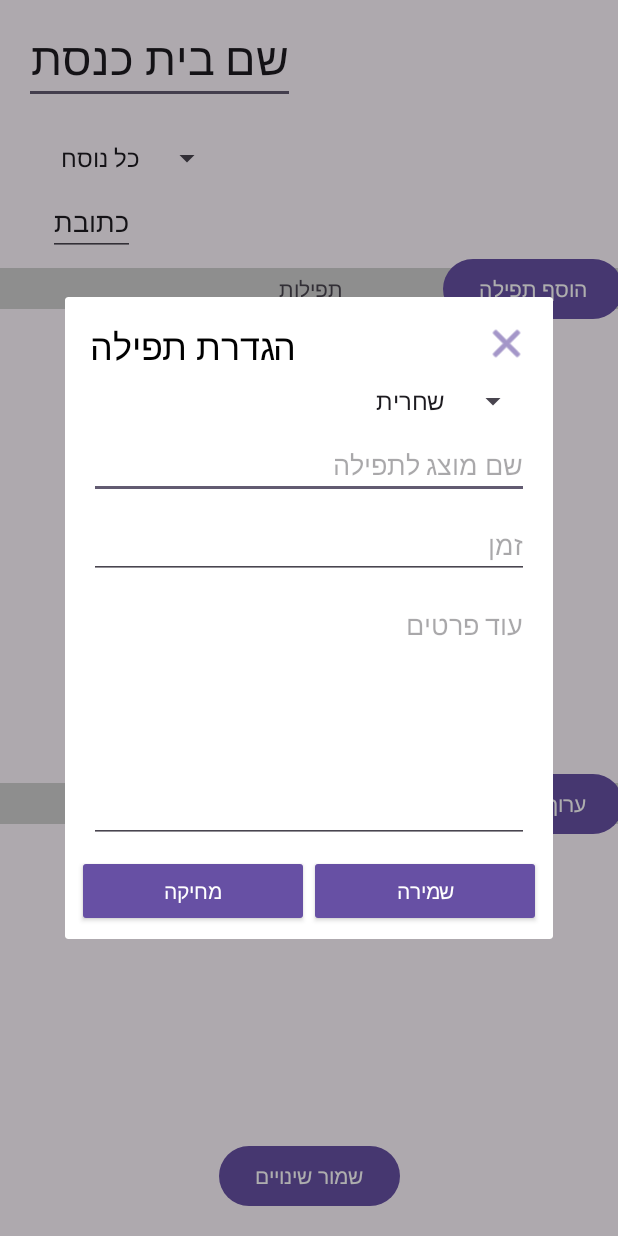
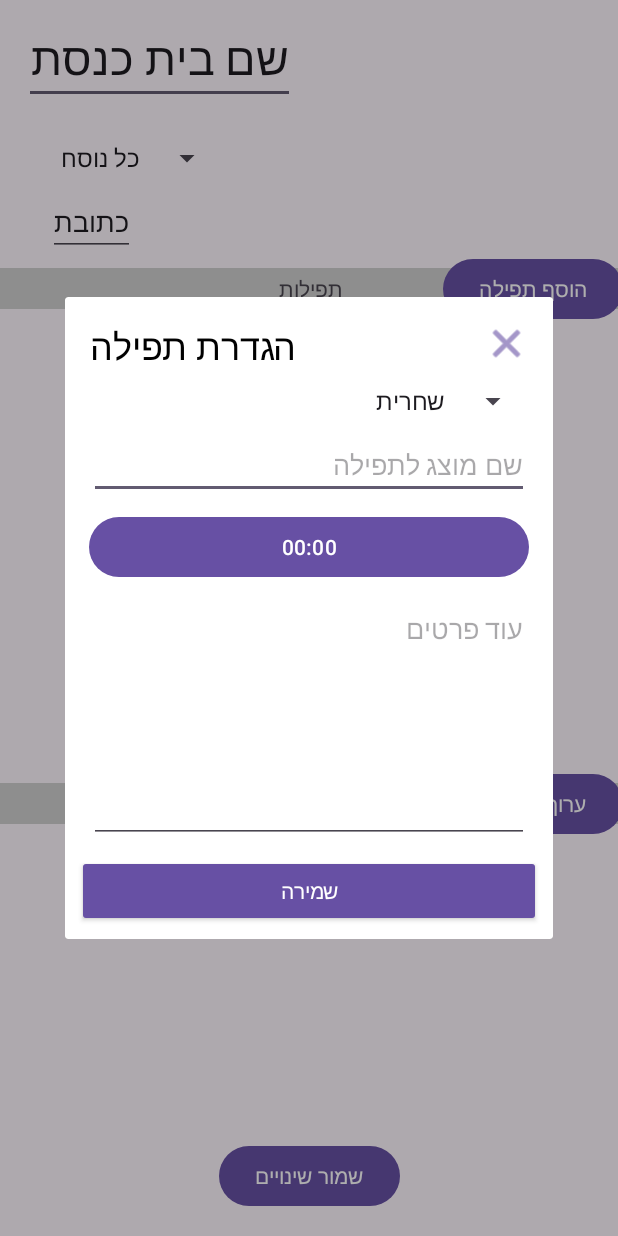
Before and after one commit to eytan1998/Minyan, an Android app: the EditSynagogeActivity screen opened directly, with no data from a screen before it, after a tap on "הוסף תפילה", on a phone screen of 412 x 824 dp. Run offline under Robolectric (Android 15) with nearby library versions, the phone set to English and light mode, and no system bars; our stand-ins replace Firebase (no records; nobody signed in at launch, a user with empty details on screens opened directly); 3 statements that could not run were skipped.

Commit message:
connect the pray time to time picker

```diff
--- a/app/src/main/java/com/example/minyan/Activity/EditSynagogeActivity.java
+++ b/app/src/main/java/com/example/minyan/Activity/EditSynagogeActivity.java
@@ -4,12 +4,14 @@ import static com.google.android.material.internal.ContextUtils.getActivity;
 
 import androidx.annotation.NonNull;
 import androidx.appcompat.app.AppCompatActivity;
+import androidx.fragment.app.DialogFragment;
 import androidx.recyclerview.widget.DividerItemDecoration;
 import androidx.recyclerview.widget.ItemTouchHelper;
 import androidx.recyclerview.widget.RecyclerView;
 
 import android.app.Activity;
 import android.app.Dialog;
+import android.app.TimePickerDialog;
 import android.os.Bundle;
 import android.view.LayoutInflater;
 import android.view.View;
@@ -21,6 +23,7 @@ import android.widget.EditText;
 import android.widget.ImageView;
 import android.widget.Spinner;
 import android.widget.TextView;
+import android.widget.TimePicker;
 import android.widget.Toast;
 
 import com.example.minyan.Objects.Pray;
@@ -35,6 +38,7 @@ import com.google.firebase.firestore.QueryDocumentSnapshot;
 import com.google.firebase.firestore.QuerySnapshot;
 
 import java.util.ArrayList;
+import java.util.Calendar;
 import java.util.List;
 
 public class EditSynagogeActivity extends AppCompatActivity {
@@ -43,7 +47,7 @@ public class EditSynagogeActivity extends AppCompatActivity {
     Pray currentPray = null;
     RecyclerView recyclerView;
     RecyclerAdapterPray recyclerAdapter;
-    private List<Pray> prays = new ArrayList<>();
+    private final List<Pray> prays = new ArrayList<>();
 
     @Override
     protected void onCreate(Bundle savedInstanceState) {
@@ -67,7 +71,6 @@ public class EditSynagogeActivity extends AppCompatActivity {
         spinnerEditSynagogeNosah.setAdapter(adapter);
 
 
-
         String s_id = getIntent().getStringExtra(Synagoge.SYNAGOGE);
 
         FirebaseFirestore db = FirebaseFirestore.getInstance();
@@ -79,7 +82,6 @@ public class EditSynagogeActivity extends AppCompatActivity {
                 EditTextEditSynagogeName.setText(currentSynagoge.getName());
                 spinnerEditSynagogeNosah.setSelection(currentSynagoge.getNosah().getIntValue());
 //            todo    EditTextEditSynagogeAdress.setText(currentSynagoge.getAddress().toString());
-                //todo recyclerView
                 //get all prays_id
                 db.collection(PrayInSynagoge.PRAY_IN_SYNAGOGE).whereEqualTo("s_id", currentSynagoge.getS_id())
                         .get().addOnCompleteListener(getS_idTask -> {
@@ -161,22 +163,23 @@ public class EditSynagogeActivity extends AppCompatActivity {
             setContentView(R.layout.dialog_edit_pray);
 
             Button buttonEditPraySave = findViewById(R.id.buttonEditPraySave);
-            Button buttonEditPrayDelete = findViewById(R.id.buttonEditPrayDelete);
             Button buttonEditPrayExit = findViewById(R.id.buttonEditPrayExit);
 
             Spinner spinnerEditPrayChooseKind = findViewById(R.id.spinnerEditPrayChooseKind);
             EditText editTextEditPrayName = findViewById(R.id.editTextEditPrayName);
-            EditText editTextEditPrayTime = findViewById(R.id.editTextEditPrayTime);
+            Button buttonEditPrayTime = findViewById(R.id.buttonEditPrayTime);
             EditText editTextEditPrayMoreInfo = findViewById(R.id.editTextEditPrayMoreInfo);
 
             ArrayAdapter<Kind> adapter = new ArrayAdapter<>(EditSynagogeActivity.this, android.R.layout.simple_spinner_item, Kind.values());
             adapter.setDropDownViewResource(android.R.layout.simple_spinner_dropdown_item);
             spinnerEditPrayChooseKind.setAdapter(adapter);
 
+
             if (currentPray != null) {
                 editTextEditPrayName.setText(currentPray.getName());
                 editTextEditPrayMoreInfo.setText(currentPray.getMoreDetail());
                 spinnerEditPrayChooseKind.setSelection(currentPray.getKind().getIntValue());
+                buttonEditPrayTime.setText(currentPray.getTime());
             }
 
 
@@ -187,6 +190,7 @@ public class EditSynagogeActivity extends AppCompatActivity {
                     currentPray.setName(editTextEditPrayName.getText().toString());
                     currentPray.setMoreDetail(editTextEditPrayMoreInfo.getText().toString());
                     currentPray.setKind(((Kind) spinnerEditPrayChooseKind.getSelectedItem()));
+                    currentPray.setTime(buttonEditPrayTime.getText().toString());
 
                     prays.add(currentPray);
                     currentSynagoge.updatePray(currentPray);
@@ -194,7 +198,11 @@ public class EditSynagogeActivity extends AppCompatActivity {
                     recyclerAdapter.notifyDataSetChanged();
 
                 } else {
-                    Pray p = new Pray(editTextEditPrayName.getText().toString(), editTextEditPrayMoreInfo.getText().toString(),((Kind) spinnerEditPrayChooseKind.getSelectedItem()));
+                    Pray p = new Pray(editTextEditPrayName.getText().toString()
+                            , editTextEditPrayMoreInfo.getText().toString()
+                            , ((Kind) spinnerEditPrayChooseKind.getSelectedItem())
+                            , buttonEditPrayTime.getText().toString());
+
                     currentSynagoge.addPray(p);
                     prays.add(p);
                     recyclerAdapter.notifyItemInserted(recyclerAdapter.getItemCount());
@@ -208,12 +216,16 @@ public class EditSynagogeActivity extends AppCompatActivity {
 
 
             });
-            buttonEditPrayDelete.setOnClickListener(v -> {
+            buttonEditPrayTime.setOnClickListener(v -> {
+                TimePickerDialog timePickerDialog = new TimePickerDialog(EditSynagogeActivity.this, (view, hourOfDay, minute) -> buttonEditPrayTime.setText(String.format("%02d:%02d", hourOfDay, minute)),
+                       Integer.parseInt(buttonEditPrayTime.getText().toString().split(":")[0]),
+                       Integer.parseInt(buttonEditPrayTime.getText().toString().split(":")[1]),
 
-                Toast.makeText(getContext(), "תפילה נמחקה", Toast.LENGTH_SHORT).show();
-                dismiss();
+                        true);
+                timePickerDialog.show();
 
             });
+
             buttonEditPrayExit.setOnClickListener(v -> dismiss());
 
         }
--- a/app/src/main/res/layout/dialog_edit_pray.xml
+++ b/app/src/main/res/layout/dialog_edit_pray.xml
@@ -49,14 +49,6 @@
         app:layout_constraintStart_toStartOf="@+id/view6">
 
         <Button
-            android:id="@+id/buttonEditPrayDelete"
-            style="@style/Widget.AppCompat.Button"
-            android:layout_width="wrap_content"
-            android:layout_height="wrap_content"
-            android:layout_weight="1"
-            android:text="מחיקה" />
-
-        <Button
             android:id="@+id/buttonEditPraySave"
             style="@style/Widget.AppCompat.Button.Colored"
             android:layout_width="wrap_content"
@@ -79,14 +71,13 @@
         app:layout_constraintStart_toStartOf="@+id/spinnerEditPrayChooseKind"
         app:layout_constraintTop_toBottomOf="@+id/spinnerEditPrayChooseKind" />
 
-    <EditText
-        android:id="@+id/editTextEditPrayTime"
+    <Button
+        android:id="@+id/buttonEditPrayTime"
         android:layout_width="0dp"
         android:layout_height="wrap_content"
         android:layout_marginTop="8dp"
         android:ems="10"
-        android:hint="זמן"
-        android:inputType="time"
+        android:text="00:00"
         app:layout_constraintEnd_toEndOf="@+id/editTextEditPrayName"
         app:layout_constraintStart_toStartOf="@+id/editTextEditPrayName"
         app:layout_constraintTop_toBottomOf="@+id/editTextEditPrayName" />
@@ -112,8 +103,8 @@
         android:hint="עוד פרטים"
         android:inputType="textMultiLine"
         app:layout_constraintBottom_toTopOf="@+id/linearLayout5"
-        app:layout_constraintEnd_toEndOf="@+id/editTextEditPrayTime"
-        app:layout_constraintStart_toStartOf="@+id/editTextEditPrayTime"
-        app:layout_constraintTop_toBottomOf="@+id/editTextEditPrayTime" />
+        app:layout_constraintEnd_toEndOf="@+id/buttonEditPrayTime"
+        app:layout_constraintStart_toStartOf="@+id/buttonEditPrayTime"
+        app:layout_constraintTop_toBottomOf="@+id/buttonEditPrayTime" />
 
 </androidx.constraintlayout.widget.ConstraintLayout>
```
Also changed, not shown: app/src/main/java/com/example/minyan/Objects/Pray.java (+5 -4 lines).
